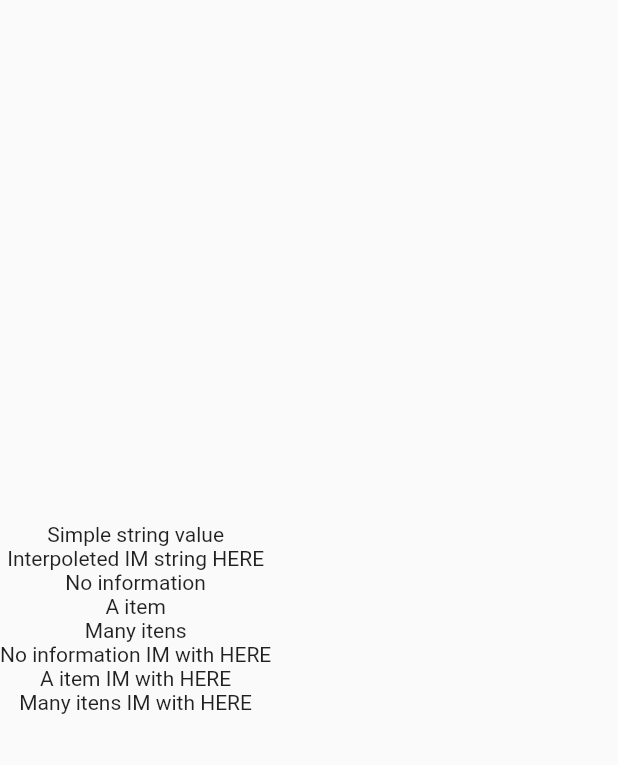
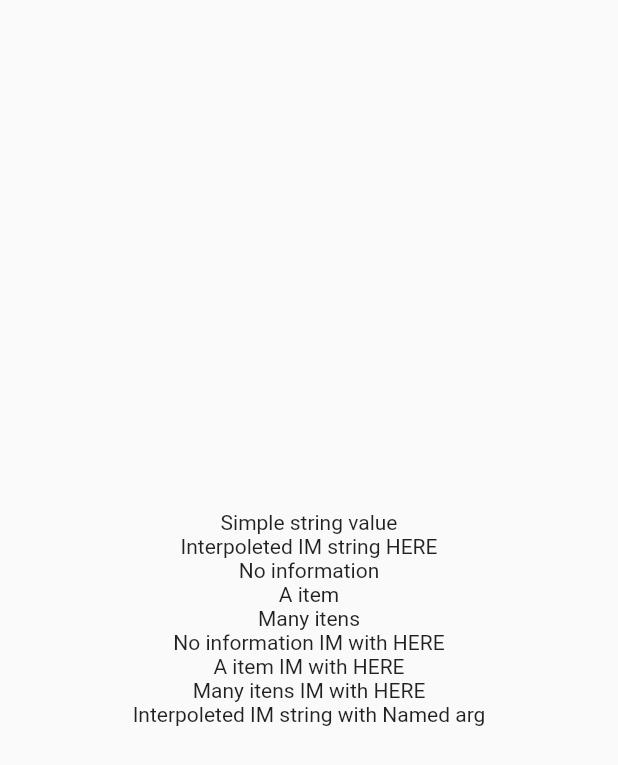
Before and after one commit to TercyoStorck/internationalization, a Flutter app: the screen it shows after launch, on a phone screen of 412 x 824 dp. Shown: the top 765 px of the screen. Run offline on Flutter 3.47's test engine with Material 2 defaults, Android fonts, the phone set to English and light mode, and no system bars.

Commit message:
Added suport for named interpolation

```diff
--- a/example/assets/strings/en_US.json
+++ b/example/assets/strings/en_US.json
@@ -10,5 +10,6 @@
         "zero": "No information {0} with {1}",
         "one": "A item {0} with {1}",
         "other": "Many itens {0} with {1}"
-    }
+    },
+    "interpolation_string_with_named_args": "Interpoleted {0} string with ::named_arg_key::"
 }
--- a/example/assets/strings/pt_BR.json
+++ b/example/assets/strings/pt_BR.json
@@ -10,5 +10,6 @@
         "zero": "Sem informações {0} com {1}",
         "one": "Um item {0} com {1}",
         "other": "Vários itens {0} com {1}"
-    }
+    },
+    "interpolation_string_with_named_args": "String {0} interpolada ::named_arg_key::"
 }
--- a/example/lib/usage.dart
+++ b/example/lib/usage.dart
@@ -5,8 +5,10 @@ class Usage extends StatelessWidget {
   @override
   Widget build(BuildContext context) {
     return Scaffold(
-      body: SafeArea(
-        child: Column(
+      body: Row(
+        mainAxisAlignment: MainAxisAlignment.center,
+        children: <Widget>[
+          Column(
             mainAxisAlignment: MainAxisAlignment.center,
             children: <Widget>[
               Text(Strings.of(context).valueOf("simple_string")),
@@ -17,8 +19,10 @@ class Usage extends StatelessWidget {
               Text(Strings.of(context).pluralOf("interpolation_plurals", 0, args: ["IM", "HERE"])),
               Text(Strings.of(context).pluralOf("interpolation_plurals", 1, args: ["IM", "HERE"])),
               Text(Strings.of(context).pluralOf("interpolation_plurals", 132548132,args: ["IM", "HERE"])),
+              Text(Strings.of(context).valueOf("interpolation_string_with_named_args", args: ["IM"], namedArgs: {"named_arg_key": "Named arg"})),
             ],
           ),
+        ],
       ),
     );
   }
--- a/lib/internationalization.dart
+++ b/lib/internationalization.dart
@@ -56,27 +56,31 @@ class Strings {
     return _locationStrings[key] ?? _defaultLocaleStrings[key];
   }
 
-  String _interpolateValue(String value, List<String> args) {
+  String _interpolateValue(String value, List<String> args, Map<String, dynamic> namedArgs) {
     for (int i = 0; i < (args?.length ?? 0); i++) {
       value = value.replaceAll("{$i}", args[i]);
+    }
+
+    if (namedArgs?.isNotEmpty == true) {
+      namedArgs.forEach((entryKey, entryValue) => value = value.replaceAll("::$entryKey::", entryValue.toString()));
     }
 
     return value;
   }
 
-  String valueOf(String key, {List<String> args}) {
+  String valueOf(String key, {List<String> args, Map<String, dynamic> namedArgs}) {
     if (!_stringExists(key)) {
       return key;
     }
 
     String value = _valueOf(key).toString();
 
-    value = _interpolateValue(value, args);
+    value = _interpolateValue(value, args, namedArgs);
 
     return value;
   }
 
-  String pluralOf(String key, int pluralValue, {List<String> args}) {
+  String pluralOf(String key, int pluralValue, {List<String> args, Map<String, dynamic> namedArgs}) {
     if (!_stringExists(key)) {
       return key;
     }
@@ -84,7 +88,7 @@ class Strings {
     Map<String, dynamic> plurals = _valueOf(key);
     final plural = {0: "zero", 1: "one"}[pluralValue] ?? "other";
     String value = plurals[plural].toString();
-    value = _interpolateValue(value, args);
+    value = _interpolateValue(value, args, namedArgs);
 
     return value;
   }
```
Also changed, not shown: 1 other file. Lines whose indentation alone changed are shown as unchanged.
